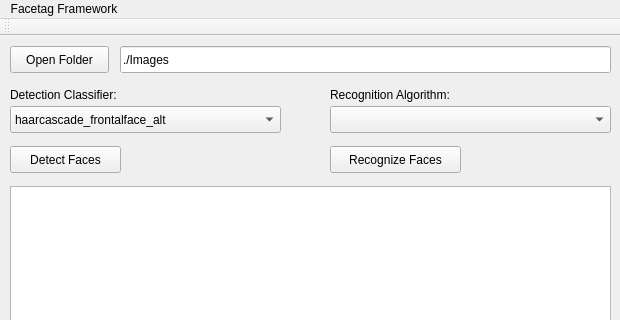
Before: the Qt Designer form mainwindow.ui in ExtremeModerate/lr-facetags, drawn with Qt 5; both pictures show x 0 to 620 and y 0 to 320 of the 620 by 707 pixel window.
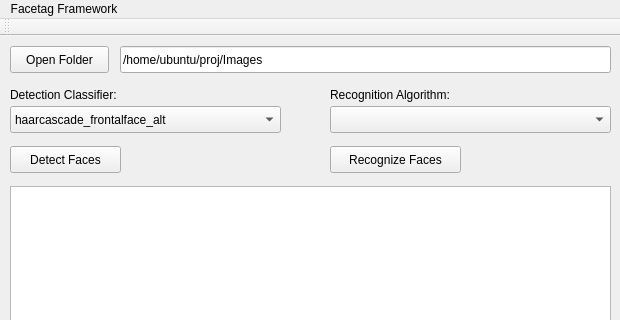
After: the same form once the commit is applied.

The edit to the form file:
```diff
--- a/mainwindow.ui
+++ b/mainwindow.ui
@@ -50,7 +50,7 @@
      </rect>
     </property>
     <property name="text">
-     <string>./Images</string>
+     <string>/home/ubuntu/proj/Images</string>
     </property>
    </widget>
    <widget class="QPushButton" name="pushOpenFolder">
```
